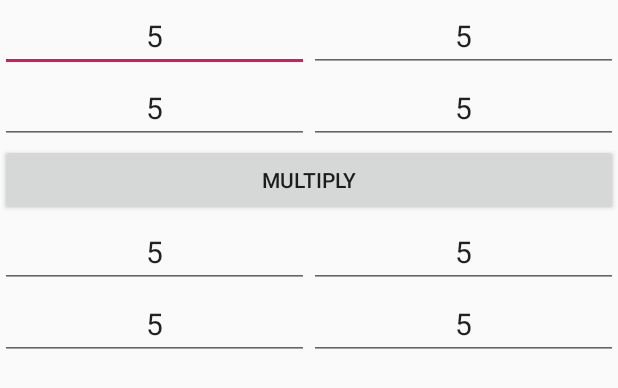
After one commit to tjclawson/Sprint-Android-Advanced-Kotlin-Challenge, an Android app: the layout main_controller_layout.xml on its own in the app's theme, with its tools: preview values and no code run, on a phone screen of 412 x 824 dp. The commit adds this screen. Shown: the top 388 px of the screen. Run offline under Robolectric (Android 15) with nearby library versions, the phone set to English and light mode, and no system bars.

Commit message:
Add layout xml files

```diff
--- /dev/null
+++ b/app/src/main/res/layout/main_controller_layout.xml
@@ -0,0 +1,128 @@
+<?xml version="1.0" encoding="utf-8"?>
+<androidx.constraintlayout.widget.ConstraintLayout xmlns:android="http://schemas.android.com/apk/res/android"
+    xmlns:app="http://schemas.android.com/apk/res-auto"
+    xmlns:tools="http://schemas.android.com/tools"
+    android:layout_width="match_parent"
+    android:layout_height="match_parent"
+    tools:context=".MainActivity">
+
+    <LinearLayout
+        android:id="@+id/product_ll_matrix_row_one"
+        android:orientation="horizontal"
+        android:layout_width="match_parent"
+        android:layout_height="wrap_content"
+        app:layout_constraintTop_toTopOf="parent">
+
+        <EditText
+            android:id="@+id/et_m1_r1_c1"
+            android:layout_width="wrap_content"
+            android:text="5"
+            android:textSize="20sp"
+            android:textAlignment="center"
+            android:layout_height="wrap_content"
+            android:layout_weight="1"/>
+
+        <EditText
+            android:id="@+id/et_m1_r1_c2"
+            android:layout_width="wrap_content"
+            android:text="5"
+            android:textSize="20sp"
+            android:textAlignment="center"
+            android:layout_height="wrap_content"
+            android:layout_weight="1"/>
+
+
+    </LinearLayout>
+
+    <LinearLayout
+        android:id="@+id/product_ll_matrix_row_two"
+        android:orientation="horizontal"
+        android:layout_width="match_parent"
+        android:layout_height="wrap_content"
+        app:layout_constraintTop_toBottomOf="@+id/product_ll_matrix_row_one">
+
+        <EditText
+            android:id="@+id/et_m1_r2_c1"
+            android:layout_width="wrap_content"
+            android:text="5"
+            android:textSize="20sp"
+            android:textAlignment="center"
+            android:layout_height="wrap_content"
+            android:layout_weight="1"/>
+
+        <EditText
+            android:id="@+id/et_m_r2_c2"
+            android:layout_width="wrap_content"
+            android:text="5"
+            android:textSize="20sp"
+            android:textAlignment="center"
+            android:layout_height="wrap_content"
+            android:layout_weight="1"/>
+
+
+    </LinearLayout>
+
+    <Button
+        android:id="@+id/button_multiply"
+        android:layout_width="match_parent"
+        android:layout_height="wrap_content"
+        android:text="Multiply"
+        app:layout_constraintTop_toBottomOf="@+id/product_ll_matrix_row_two"/>
+
+    <LinearLayout
+        android:id="@+id/ll_second_matrix_row_one"
+        android:orientation="horizontal"
+        android:layout_width="match_parent"
+        android:layout_height="wrap_content"
+        app:layout_constraintTop_toBottomOf="@+id/button_multiply">
+
+        <EditText
+            android:id="@+id/et_m2_r1_c1"
+            android:layout_width="wrap_content"
+            android:text="5"
+            android:textSize="20sp"
+            android:textAlignment="center"
+            android:layout_height="wrap_content"
+            android:layout_weight="1"/>
+
+        <EditText
+            android:id="@+id/et_m2_r1_c2"
+            android:layout_width="wrap_content"
+            android:text="5"
+            android:textSize="20sp"
+            android:textAlignment="center"
+            android:layout_height="wrap_content"
+            android:layout_weight="1"/>
+
+
+    </LinearLayout>
+
+    <LinearLayout
+        android:id="@+id/ll_second_matrix_row_two"
+        android:orientation="horizontal"
+        android:layout_width="match_parent"
+        android:layout_height="wrap_content"
+        app:layout_constraintTop_toBottomOf="@+id/ll_second_matrix_row_one">
+
+        <EditText
+            android:id="@+id/et_m2_r2_c1"
+            android:layout_width="wrap_content"
+            android:text="5"
+            android:textSize="20sp"
+            android:textAlignment="center"
+            android:layout_height="wrap_content"
+            android:layout_weight="1"/>
+
+        <EditText
+            android:id="@+id/et_m2_r2_c2"
+            android:layout_width="wrap_content"
+            android:text="5"
+            android:textSize="20sp"
+            android:textAlignment="center"
+            android:layout_height="wrap_content"
+            android:layout_weight="1"/>
+
+
+    </LinearLayout>
+
+</androidx.constraintlayout.widget.ConstraintLayout>
```
Also changed, not shown: app/src/main/res/layout/activity_main.xml (+3 -9 lines), app/src/main/res/layout/product_controller_layout.xml (added, +65 -0 lines), app/build.gradle (line endings or trailing spaces).
